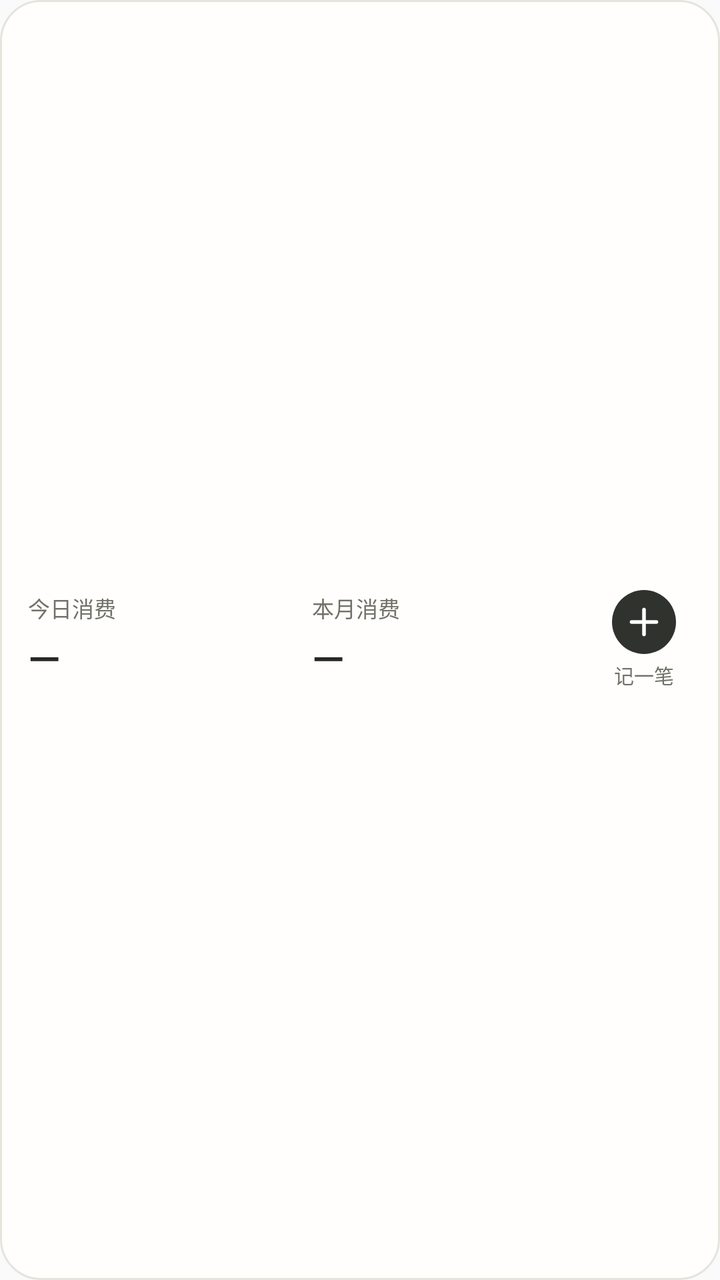
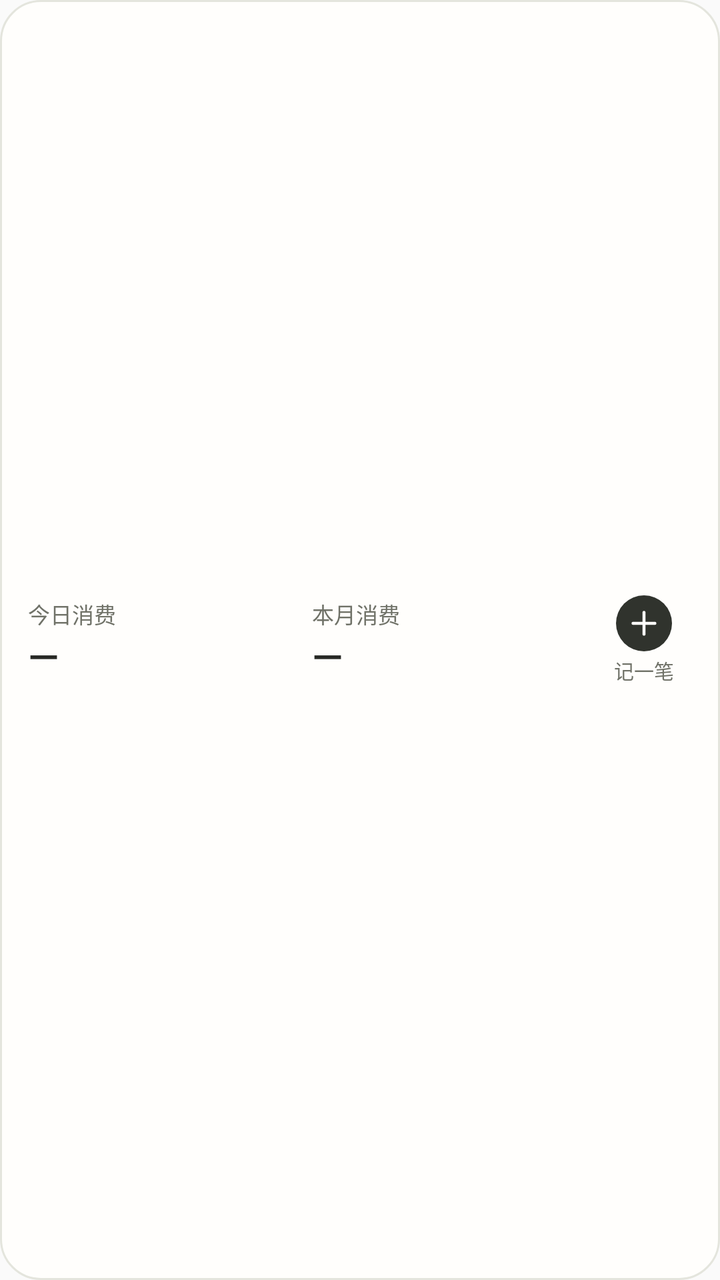

An Android layout rendered at two revisions. The XML below is the earlier revision; the diff shows what the commit changed to produce the second picture.
<!-- AndroidManifest.xml: application theme Theme.PersonalLedger -->
<!-- res/layout/widget_quick_entry.xml -->
<?xml version="1.0" encoding="utf-8"?>
<LinearLayout xmlns:android="http://schemas.android.com/apk/res/android"
    android:id="@+id/quick_entry_card"
    android:layout_width="match_parent"
    android:layout_height="match_parent"
    android:background="@drawable/widget_quick_entry_background"
    android:contentDescription="@string/quick_entry_widget_description"
    android:gravity="center_vertical"
    android:orientation="horizontal"
    android:paddingHorizontal="14dp"
    android:paddingVertical="10dp">

    <LinearLayout
        android:layout_width="0dp"
        android:layout_height="wrap_content"
        android:layout_weight="1"
        android:orientation="vertical">

        <TextView
            android:layout_width="match_parent"
            android:layout_height="wrap_content"
            android:includeFontPadding="false"
            android:maxLines="1"
            android:text="@string/widget_today_expense"
            android:textColor="#707268"
            android:textSize="11sp" />

        <TextView
            android:layout_width="match_parent"
            android:id="@+id/widget_today_amount"
            android:layout_height="28dp"
            android:layout_marginTop="4dp"
            android:autoSizeMaxTextSize="21sp"
            android:autoSizeMinTextSize="10sp"
            android:autoSizeStepGranularity="1sp"
            android:autoSizeTextType="uniform"
            android:ellipsize="end"
            android:fontFamily="sans-serif-medium"
            android:gravity="center_vertical"
            android:includeFontPadding="false"
            android:maxLines="1"
            android:text="@string/widget_amount_unavailable"
            android:textColor="#272824" />
    </LinearLayout>

    <LinearLayout
        android:layout_width="0dp"
        android:layout_height="wrap_content"
        android:layout_marginStart="12dp"
        android:layout_weight="1"
        android:orientation="vertical">
        <TextView
            android:layout_width="match_parent"
            android:layout_height="wrap_content"
            android:includeFontPadding="false"
            android:maxLines="1"
            android:text="@string/widget_month_expense"
            android:textColor="#707268"
            android:textSize="11sp" />
        <TextView
            android:id="@+id/widget_month_amount"
            android:layout_width="match_parent"
            android:layout_height="28dp"
            android:layout_marginTop="4dp"
            android:autoSizeMaxTextSize="21sp"
            android:autoSizeMinTextSize="10sp"
            android:autoSizeStepGranularity="1sp"
            android:autoSizeTextType="uniform"
            android:ellipsize="end"
            android:fontFamily="sans-serif-medium"
            android:gravity="center_vertical"
            android:includeFontPadding="false"
            android:maxLines="1"
            android:text="@string/widget_amount_unavailable"
            android:textColor="#272824" />
    </LinearLayout>

    <LinearLayout
        android:layout_width="48dp"
        android:layout_height="match_parent"
        android:layout_marginStart="12dp"
        android:gravity="center"
        android:importantForAccessibility="noHideDescendants"
        android:orientation="vertical">
        <ImageView
            android:layout_width="32dp"
            android:layout_height="32dp"
            android:src="@drawable/ic_widget_add" />
        <TextView
            android:layout_width="wrap_content"
            android:layout_height="wrap_content"
            android:layout_marginTop="3dp"
            android:includeFontPadding="false"
            android:maxLines="1"
            android:text="@string/quick_entry_widget_title"
            android:textColor="#707268"
            android:textSize="10sp" />
    </LinearLayout>
</LinearLayout>
<!-- resources referenced by this layout -->
<resources>
  <!-- drawable ic_widget_add (drawable) -->
  <?xml version="1.0" encoding="utf-8"?>
  <vector xmlns:android="http://schemas.android.com/apk/res/android"
      android:width="36dp" android:height="36dp"
      android:viewportWidth="36" android:viewportHeight="36">
      <path android:fillColor="#30332D"
          android:pathData="M18,0 A18,18 0,1 1,18,36 A18,18 0,1 1,18,0" />
      <path android:strokeColor="#FFFFFEFC" android:strokeWidth="2"
          android:strokeLineCap="round" android:pathData="M18,11 L18,25 M11,18 L25,18" />
  </vector>
  <!-- drawable widget_quick_entry_background (drawable) -->
  <?xml version="1.0" encoding="utf-8"?>
  <shape xmlns:android="http://schemas.android.com/apk/res/android" android:shape="rectangle">
      <solid android:color="#FFFFFEFC" />
      <corners android:radius="20dp" />
      <stroke android:width="1dp" android:color="#E4E5DD" />
  </shape>
  <string name="quick_entry_widget_description">查看今日与本月消费，点击快速记一笔</string>
  <string name="quick_entry_widget_title">记一笔</string>
  <string name="widget_amount_unavailable">—</string>
  <string name="widget_month_expense">本月消费</string>
  <string name="widget_today_expense">今日消费</string>
  <style name="Theme.PersonalLedger" parent="android:Theme.Material.Light.NoActionBar">
          <item name="android:colorAccent">#292A26</item>
      </style>
</resources>

<!-- the commit's change to res/layout/widget_quick_entry.xml (unified diff, before → after) -->
@@ -8,7 +8,7 @@
     android:gravity="center_vertical"
     android:orientation="horizontal"
     android:paddingHorizontal="14dp"
-    android:paddingVertical="10dp">
+    android:paddingVertical="4dp">
 
     <LinearLayout
         android:layout_width="0dp"
@@ -28,8 +28,8 @@
         <TextView
             android:layout_width="match_parent"
             android:id="@+id/widget_today_amount"
-            android:layout_height="28dp"
-            android:layout_marginTop="4dp"
+            android:layout_height="24dp"
+            android:layout_marginTop="2dp"
             android:autoSizeMaxTextSize="21sp"
             android:autoSizeMinTextSize="10sp"
             android:autoSizeStepGranularity="1sp"
@@ -60,8 +60,8 @@
         <TextView
             android:id="@+id/widget_month_amount"
             android:layout_width="match_parent"
-            android:layout_height="28dp"
-            android:layout_marginTop="4dp"
+            android:layout_height="24dp"
+            android:layout_marginTop="2dp"
             android:autoSizeMaxTextSize="21sp"
             android:autoSizeMinTextSize="10sp"
             android:autoSizeStepGranularity="1sp"
@@ -83,13 +83,13 @@
         android:importantForAccessibility="noHideDescendants"
         android:orientation="vertical">
         <ImageView
-            android:layout_width="32dp"
-            android:layout_height="32dp"
+            android:layout_width="28dp"
+            android:layout_height="28dp"
             android:src="@drawable/ic_widget_add" />
         <TextView
             android:layout_width="wrap_content"
             android:layout_height="wrap_content"
-            android:layout_marginTop="3dp"
+            android:layout_marginTop="2dp"
             android:includeFontPadding="false"
             android:maxLines="1"
             android:text="@string/quick_entry_widget_title"
